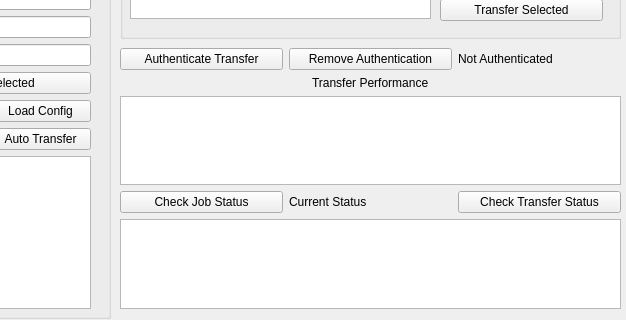
Before: the Qt Designer form globazip.ui in legendPerceptor/Ocelot, drawn with Qt 5; both pictures show x 350 to 976 and y 422 to 742 of the 976 by 742 pixel window.
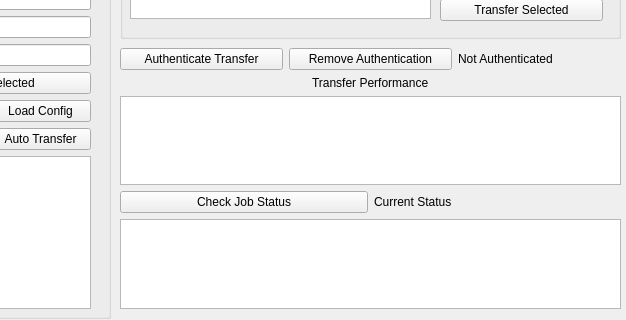
After: the same form once the commit is applied.

Commit message: fix compress/decompress button implementation in machine and transfer selected implementation

```diff
--- a/globazip.ui
+++ b/globazip.ui
@@ -934,13 +934,6 @@
         </property>
        </widget>
       </item>
-      <item>
-       <widget class="QPushButton" name="checkTransferStatusButton">
-        <property name="text">
-         <string>Check Transfer Status</string>
-        </property>
-       </widget>
-      </item>
      </layout>
     </item>
     <item>
```
The commit also changes 3 other files.
